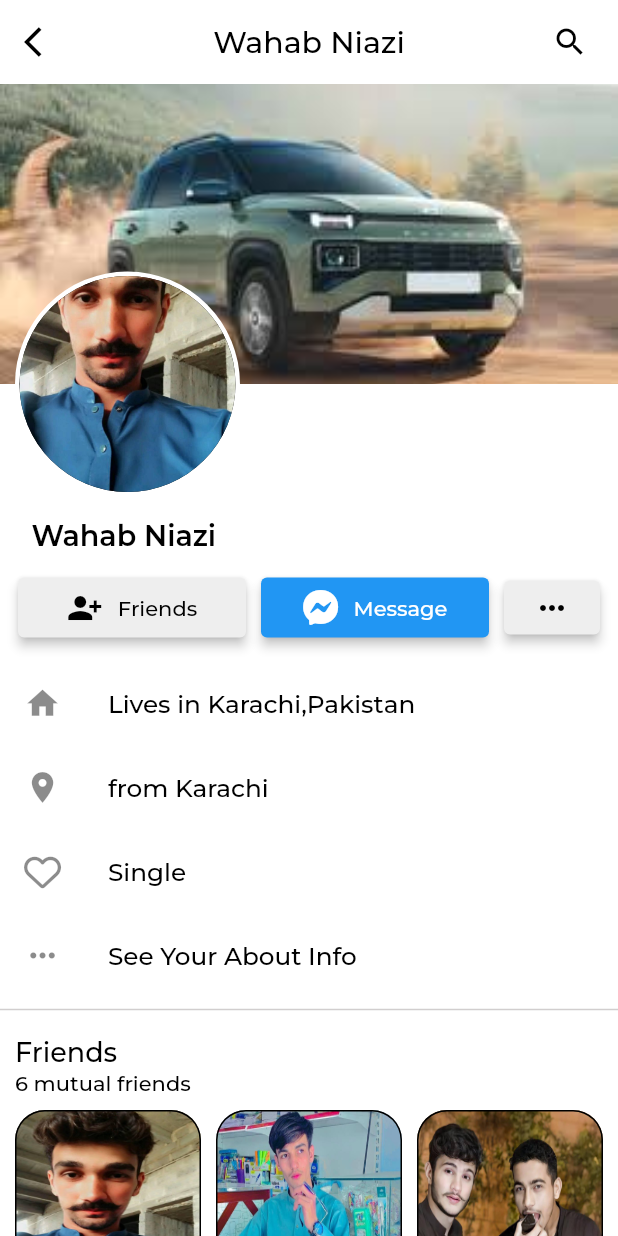
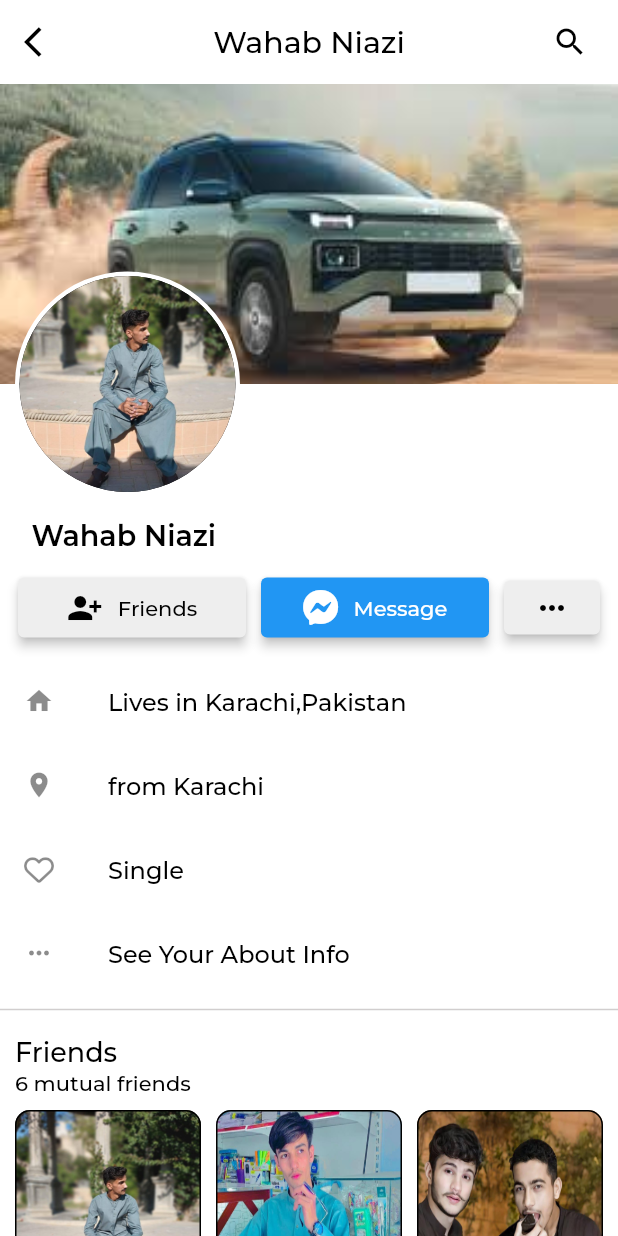
Before and after one commit to hayatkhan67/facebook_clone_flutter, a Flutter app: the FriendProfile screen opened directly, after a tap on "Wahab Niazi", on a phone screen of 412 x 824 dp. Run offline on Flutter 3.47's test engine with Material 2 defaults, Android fonts, the phone set to English and light mode, and no system bars; drawn by our look-alikes of auto_size_text; our stand-ins replace flutter_svg, font_awesome_flutter, material_design_icons_flutter; project files that could hold a hidden picture were left out.

Commit message:
some improvement

```diff
--- a/lib/Facebook/Profile/friend_list.dart
+++ b/lib/Facebook/Profile/friend_list.dart
@@ -2,7 +2,6 @@ import 'package:flutter/material.dart';
 
 import '../../data/fb_data.dart';
 import '../../widget/customText.dart';
-import 'UserModel_Class.dart';
 import 'friends_profile.dart';
 
 class FriendList extends StatefulWidget {
--- a/lib/Facebook/Profile/friends_profile.dart
+++ b/lib/Facebook/Profile/friends_profile.dart
@@ -60,9 +60,11 @@ class _FriendProfileState extends State<FriendProfile> {
                 clipBehavior: Clip.none,
                 children: [
                   Container(
-                    height: w > 500
-                        ? MediaQuery.of(context).size.height * 0.70
-                        : 200,
+                    height: w > 600
+                        ? MediaQuery.of(context).size.height * 0.60
+                        : w > 1200
+                            ? MediaQuery.of(context).size.height * 0.70
+                            : 200,
                     width: double.infinity,
                     decoration: BoxDecoration(
                         color: const Color.fromRGBO(244, 67, 54, 1),
@@ -169,11 +171,11 @@ class _FriendProfileState extends State<FriendProfile> {
                   (index) => ListTile(
                         leading: Icon(
                           detailsIcon[index],
-                          size: MediaQuery.of(context).size.height * 0.03,
+                          size: 20,
                         ),
                         title: MyText(
                           text: detailsText[index],
-                          size: MediaQuery.of(context).size.height * 0.02,
+                          size: 16,
                         ),
                       )),
               const MyDivider(
@@ -228,8 +230,8 @@ class _FriendProfileState extends State<FriendProfile> {
                                             fit: BoxFit.fill),
                                         border: Border.all(color: Colors.black),
                                         borderRadius: const BorderRadius.only(
-                                            topRight: Radius.circular(20),
-                                            topLeft: Radius.circular(20))),
+                                            topRight: Radius.circular(10),
+                                            topLeft: Radius.circular(10))),
                                   ),
                                 ),
                                 Container(
@@ -240,8 +242,8 @@ class _FriendProfileState extends State<FriendProfile> {
                                         color: Colors.white,
                                         border: Border.all(color: Colors.grey),
                                         borderRadius: const BorderRadius.only(
-                                            bottomRight: Radius.circular(20),
-                                            bottomLeft: Radius.circular(20))),
+                                            bottomRight: Radius.circular(10),
+                                            bottomLeft: Radius.circular(10))),
                                     child: Center(
                                         child: MyText(
                                       text: data[0]
@@ -288,7 +290,7 @@ class _FriendProfileState extends State<FriendProfile> {
                 leading: CircleAvatar(
                   backgroundImage: AssetImage(widget.image.toString()),
                 ),
-                title: const MyText(text: 'Write something to Hayat...'),
+                title: MyText(text: 'Write something to ${widget.userName}...'),
               ),
               Row(
                 children: [
--- a/lib/Login_page/forget_paasword.dart
+++ b/lib/Login_page/forget_paasword.dart
@@ -45,6 +45,7 @@ class ForgetPassword extends StatelessWidget {
             ),
             CustomElevatedButton(
               onPressed: () {},
+              sizeWidth: double.maxFinite,
               color: Colors.blue,
               shape: RoundedRectangleBorder(
                   borderRadius: BorderRadius.circular(20)),
--- a/lib/data/fb_data.dart
+++ b/lib/data/fb_data.dart
@@ -1,21 +1,22 @@
 import '../model class/facebook_model.dart';
+import 'images.dart';
 
 List<User> fbData = [
   User(
       userName: 'Hayat Khan',
-      profileImage: 'assets/facebook/homepage/photo_2023-07-07_14-37-37.jpg',
+      profileImage: hayat,
       userBanner: 'assets/facebook/myPost/photo_2023-07-16_08-41-47.jpg',
       friendsImages: [
-        'assets/facebook/friends/images/photo_2023-07-15_21-12-19.jpg',
-        'assets/facebook/friends/images/photo_2023-07-16_20-36-31.jpg',
-        'assets/facebook/friends/images/photo_2023-07-15_21-12-22.jpg',
-        'assets/facebook/friends/images/photo_1_2023-07-10_20-06-17.jpg',
-        'assets/facebook/friends/images/photo_2023-07-15_21-11-48.jpg',
-        'assets/facebook/friends/images/photo_6_2023-07-10_20-06-17.jpg',
-        'assets/facebook/friends/images/photo_2023-07-15_21-12-15.jpg',
-        'assets/facebook/friends/images/photo_2023-07-18_15-37-01.jpg',
-        'assets/facebook/friends/images/photo_2023-07-18_15-37-05.jpg',
-        'assets/facebook/friends/images/photo_2023-07-18_15-42-23.jpg',
+        wahab,
+        kamran,
+        amjad,
+        shan,
+        zain,
+        khanAmir,
+        hkn,
+        hasan,
+        alisami,
+        hkn,
       ],
       friendsNames: [
         'Wahab Niazi',
@@ -31,7 +32,6 @@ List<User> fbData = [
       ],
       post: [
         Post(userPosts: [
-          'assets/facebook/friends/images/photo_2023-07-15_21-12-15.jpg',
           'assets/facebook/myPost/photo_2023-07-16_08-41-47.jpg',
           'assets/facebook/myPost/photo_2023-07-16_08-41-42.jpg',
           'assets/facebook/myPost/photo_2023-07-16_08-41-47.jpg',
@@ -41,7 +41,6 @@ List<User> fbData = [
           'new pic',
           '2020',
           '2023',
-          '2023'
         ], friendPost: [
           'assets/facebook/friends/images/download.jpg',
           'assets/facebook/friends/images/images.jpg',
--- a/lib/main.dart
+++ b/lib/main.dart
@@ -1,9 +1,10 @@
 import 'package:bano_qabil_project/Facebook/Profile/user_Profile.dart';
+import 'package:bano_qabil_project/Login_page/login_page.dart';
 import 'package:bano_qabil_project/splash%20screen&onboarding/splash_screen.dart';
 import 'package:flutter/material.dart';
 import 'dart:io';
 
-import 'Facebook/Notifications/notifications.dart';
+import 'Login_page/sign_up.dart';
 
 void main() {
   HttpOverrides.global = MyHttpOverrides();
--- a/lib/widget/custom_ElevatedButton.dart
+++ b/lib/widget/custom_ElevatedButton.dart
@@ -12,7 +12,7 @@ class CustomElevatedButton extends StatefulWidget {
       this.sizeHeight,
       this.shape,
       this.color,
-    required  this.onPressed});
+      required this.onPressed});
 
   Widget? child;
   final double? sizeWidth;
```
Also changed, not shown: lib/Login_page/create_account.dart (+54 -25 lines), lib/Login_page/login_page.dart (+13 -5 lines), lib/Login_page/sign_up.dart (+16 -11 lines), lib/data/images.dart (added, +25 -0 lines), lib/widget/friendshow_gridview.dart (deleted, +0 -61 lines), assets/facebook/friends/images/photo_2023-07-15_21-12-19.jpg (deleted), assets/facebook/friends/images/photo_2_2023-07-10_20-06-17.jpg (deleted), assets/facebook/friends/images/photo_3_2023-07-10_20-06-17.jpg (deleted), assets/facebook/friends/images/wahab_profile.jpg (deleted), assets/facebook/loginpage/hd-meta-facebook-white-logo-png-116403446124ydgyipr3u-removebg-preview.png (deleted), assets/facebook/logo-facebook-meta6114-removebg-preview (1).png (deleted).
